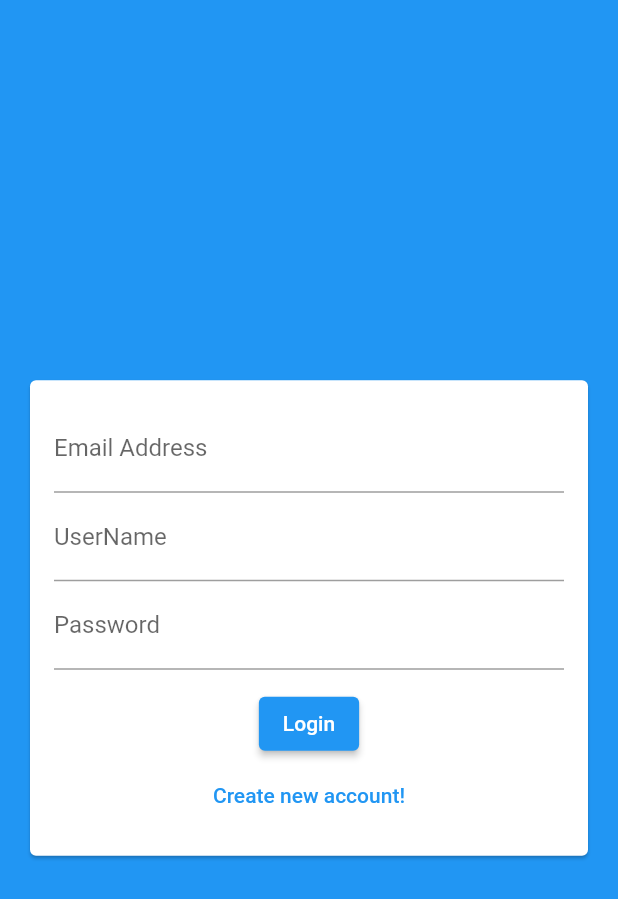
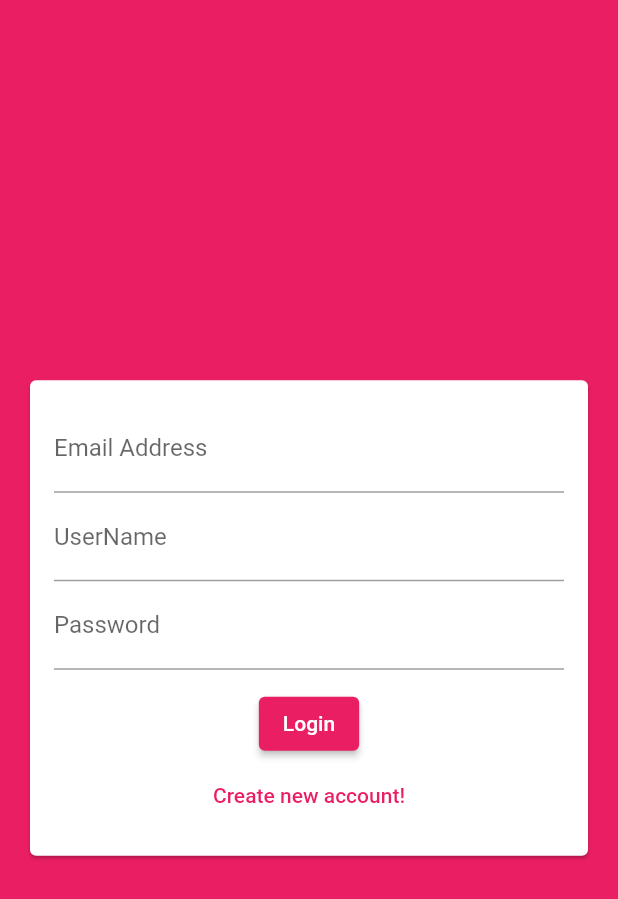
Before and after one commit to khoir-roni/flutter_chat_app, a Flutter app: the screen it shows after launch, on a phone screen of 412 x 824 dp. Shown: the top 899 px of the screen. Run offline on Flutter 3.47's test engine with Material 2 defaults, Android fonts, the phone set to English and light mode, and no system bars; our stand-ins replace cloud_firestore, firebase_core; accounts and stored records are empty.

Commit message:
adding app theme

```diff
--- a/lib/main.dart
+++ b/lib/main.dart
@@ -19,7 +19,20 @@ class MyApp extends StatelessWidget {
     return MaterialApp(
       title: 'Flutter Demo',
       theme: ThemeData(
-        primarySwatch: Colors.blue,
+        buttonTheme: ButtonTheme.of(context).copyWith(
+          buttonColor: Colors.pink,
+          textTheme: ButtonTextTheme.primary,
+          shape: RoundedRectangleBorder(
+            borderRadius: BorderRadius.circular(20),
+          ),
+        ),
+        useMaterial3: false,
+        colorScheme: ColorScheme.fromSwatch(
+          primarySwatch: Colors.pink,
+        ).copyWith(
+          primary: Colors.pink,
+          secondary: Colors.deepPurple,
+        ),
       ),
       home: AuthScreen(),
     );
--- a/lib/screens/auth_screen.dart
+++ b/lib/screens/auth_screen.dart
@@ -10,7 +10,7 @@ class _AuthScreenState extends State<AuthScreen> {
   @override
   Widget build(BuildContext context) {
     return Scaffold(
-      backgroundColor: Theme.of(context).primaryColor,
+      backgroundColor: Theme.of(context).colorScheme.primary,
       body: AuthFormState(),
     );
   }
```
